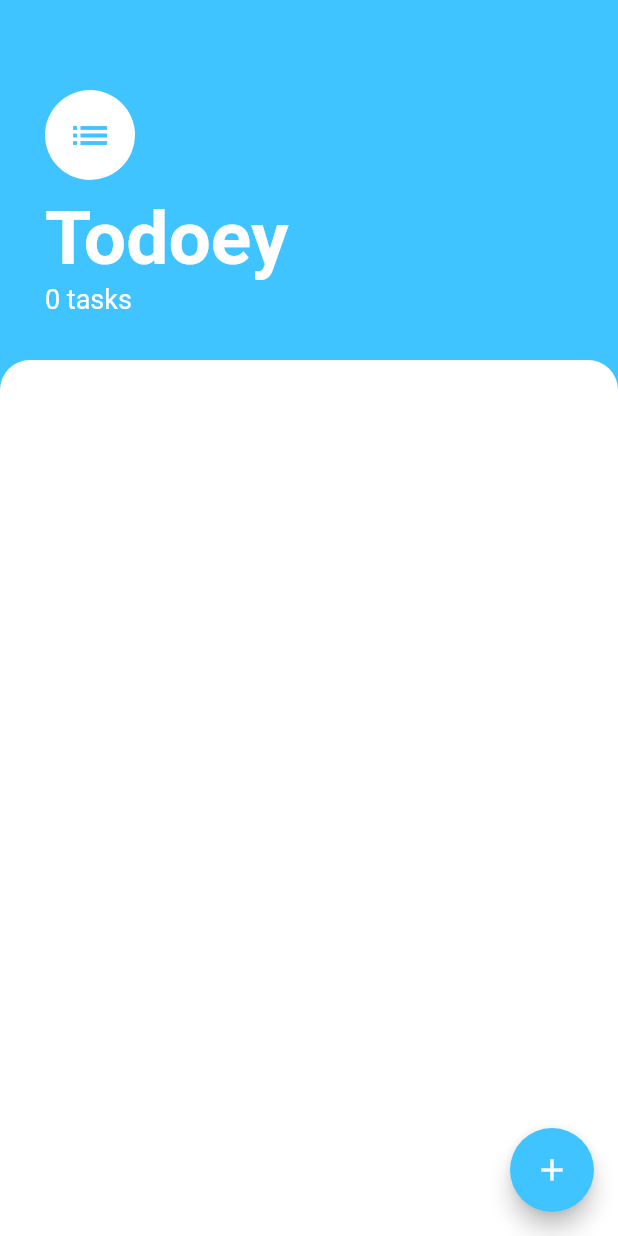
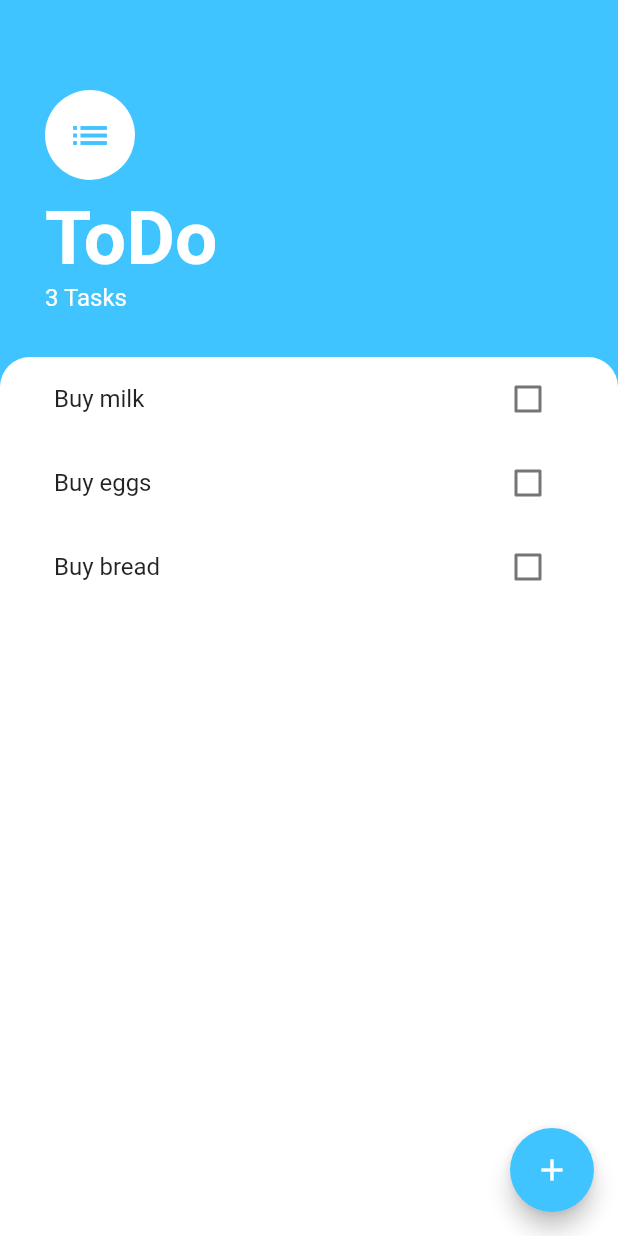
Before and after one commit to lijealso/flutter-dart, a Flutter app: the screen it shows after launch, on a phone screen of 412 x 824 dp. Run offline on Flutter 3.47's test engine with Material 2 defaults, Android fonts, the phone set to English and light mode, and no system bars; our stand-ins replace animated_text_kit, audioplayers, cloud_firestore, firebase_auth, firebase_core, flutter_spinkit and 4 more; accounts and stored records are empty.

Commit message:
Until lesson 209

```diff
--- a/state_management/lib/main.dart
+++ b/state_management/lib/main.dart
@@ -1,17 +1,24 @@
 import 'package:flutter/material.dart';
 import '../screens/tasks_screen.dart';
+import 'package:provider/provider.dart';
+import '../models/task_data.dart';
 
 void main() {
   runApp(const MyApp());
 }
 
 class MyApp extends StatelessWidget {
-  const MyApp({super.key});
+  const MyApp({Key? key}) : super(key: key);
 
   @override
   Widget build(BuildContext context) {
-    return const MaterialApp(
-      home: TasksScreen(),
+    return ChangeNotifierProvider(
+      create: (BuildContext context) {
+        return TaskData();
+      },
+      child: const MaterialApp(
+        home: TasksScreen(),
+      ),
     );
   }
 }
--- a/state_management/lib/models/task.dart
+++ b/state_management/lib/models/task.dart
@@ -1,8 +1,8 @@
 class Task {
-  String? name;
+  String name;
   bool isDone;
 
-  Task({this.name, this.isDone = false});
+  Task({required this.name, this.isDone = false});
 
   void toogleDone() {
     isDone = !isDone;
--- /dev/null
+++ b/state_management/lib/models/task_data.dart
@@ -0,0 +1,35 @@
+import 'package:flutter/foundation.dart';
+import '../models/task.dart';
+import 'dart:collection';
+
+class TaskData extends ChangeNotifier {
+  List<Task> _tasks = [
+    Task(name: 'Buy milk'),
+    Task(name: 'Buy eggs'),
+    Task(name: 'Buy bread'),
+  ];
+
+  UnmodifiableListView<Task> get tasks {
+    return UnmodifiableListView(_tasks);
+  }
+
+  int get taskCount {
+    return _tasks.length;
+  }
+
+  void addTask(String newTaskTitle) {
+    final task = Task(name: newTaskTitle);
+    _tasks.add(task);
+    notifyListeners();
+  }
+
+  void updateTask(Task task) {
+    task.toogleDone();
+    notifyListeners();
+  }
+
+  void deleteTask(Task task) {
+    _tasks.remove(task);
+    notifyListeners();
+  }
+}
--- a/state_management/lib/screens/tasks_screen.dart
+++ b/state_management/lib/screens/tasks_screen.dart
@@ -1,17 +1,23 @@
 import 'package:flutter/material.dart';
 import '../widgets/tasks_list.dart';
 import '../screens/add_task_screen.dart';
-import '../models/task.dart';
+import 'package:provider/provider.dart';
+import '../models/task_data.dart';
 
 class TasksScreen extends StatefulWidget {
-  const TasksScreen({super.key});
+  const TasksScreen({Key? key}) : super(key: key);
 
   @override
   State<TasksScreen> createState() => _TasksScreenState();
 }
 
 class _TasksScreenState extends State<TasksScreen> {
-  List<Task> tasks = [];
+  bool _value = false;
+
+  Widget buildBottomSheet(BuildContext context) {
+    return AddTaskScreen(
+        );
+  }
 
   @override
   Widget build(BuildContext context) {
@@ -20,13 +26,15 @@ class _TasksScreenState extends State<TasksScreen> {
       floatingActionButton: FloatingActionButton(
         onPressed: () {
           showModalBottomSheet(
-              context: context,
-              builder: (context) => AddTaskScreen((newTaskTitle) {
-                    setState(() {
-                      tasks.add(Task(name: '$newTaskTitle'));
-                      Navigator.pop(context);
-                    });
-                  }));
+            isScrollControlled: true,
+            context: context,
+            builder: (context) => SingleChildScrollView(
+              child: Container(
+                  padding: EdgeInsets.only(
+                      bottom: MediaQuery.of(context).viewInsets.bottom),
+                  child: buildBottomSheet(context)),
+            ),
+          );
         },
         backgroundColor: Colors.lightBlueAccent,
         child: const Icon(Icons.add),
@@ -39,7 +47,7 @@ class _TasksScreenState extends State<TasksScreen> {
                 top: 60.0, left: 30.0, right: 30.0, bottom: 30.0),
             child: Column(
               crossAxisAlignment: CrossAxisAlignment.start,
-              children: <Widget>[
+              children: [
                 const CircleAvatar(
                   backgroundColor: Colors.white,
                   radius: 30.0,
@@ -53,26 +61,24 @@ class _TasksScreenState extends State<TasksScreen> {
                   height: 10.0,
                 ),
                 const Text(
-                  'Todoey',
+                  "ToDo",
                   style: TextStyle(
-                    color: Colors.white,
-                    fontSize: 50.0,
-                    fontWeight: FontWeight.w700,
-                  ),
+                      color: Colors.white,
+                      fontSize: 50.0,
+                      fontWeight: FontWeight.w700),
                 ),
                 Text(
-                  '${tasks.length} tasks',
-                  style: const TextStyle(
-                    color: Colors.white,
-                    fontSize: 18,
-                  ),
-                )
+                  "${Provider.of<TaskData>(context).taskCount} Tasks",
+                  style: const TextStyle(color: Colors.white, fontSize: 16.0),
+                ),
               ],
             ),
           ),
           Expanded(
             child: Container(
               padding: const EdgeInsets.symmetric(horizontal: 20.0),
+              // color: Colors.white,
+              //height: 300.0,
               decoration: const BoxDecoration(
                 color: Colors.white,
                 borderRadius: BorderRadius.only(
@@ -80,9 +86,13 @@ class _TasksScreenState extends State<TasksScreen> {
                   topRight: Radius.circular(20.0),
                 ),
               ),
-              child: TasksList(tasks),
+              child: Expanded(
+                child: TasksList(
+                    //tasks: Provider.of<TaskData>(context).tasks,
+                    ),
+              ),
             ),
-          ),
+          )
         ],
       ),
     );
--- a/state_management/lib/widgets/tasks_list.dart
+++ b/state_management/lib/widgets/tasks_list.dart
@@ -1,32 +1,32 @@
 import 'package:flutter/material.dart';
 import '../widgets/tasks_tile.dart';
-import '../models/task.dart';
+import 'package:provider/provider.dart';
+import '../models/task_data.dart';
 
-class TasksList extends StatefulWidget {
-  final List<Task> tasks;
-
-  const TasksList(this.tasks, {super.key});
+class TasksList extends StatelessWidget {
+  const TasksList({super.key});
 
   @override
-  State<TasksList> createState() => _TasksListState();
-}
-
-class _TasksListState extends State<TasksList> {
-  @override
   Widget build(BuildContext context) {
-    return ListView.builder(
-      itemBuilder: (context, index) {
-        return TaskTile(
-          taskTitle: widget.tasks[index].name,
-          isChecked: widget.tasks[index].isDone,
-          checkboxCallback: (checkboxState) {
-            setState(() {
-              widget.tasks[index].toogleDone();
-            });
+    return Consumer<TaskData>(
+      builder: (context, taskData, child) {
+        return ListView.builder(
+          itemBuilder: (context, index) {
+            final task = taskData.tasks[index];
+            return TaskTile(
+              taskTitle: task.name,
+              isChecked: task.isDone,
+              checkboxCallback: (checkboxState) {
+                taskData.updateTask(task);
+              },
+              longPressCallback: () {
+                taskData.deleteTask(task);
+              },
+            );
           },
+          itemCount: taskData.taskCount,
         );
       },
-      itemCount: widget.tasks.length,
     );
   }
 }
--- a/state_management/lib/widgets/tasks_tile.dart
+++ b/state_management/lib/widgets/tasks_tile.dart
@@ -1,25 +1,31 @@
 import 'package:flutter/material.dart';
 
 class TaskTile extends StatelessWidget {
-  final bool? isChecked;
-  final String? taskTitle;
+  final bool isChecked;
+  final String taskTitle;
   final Function(bool?)? checkboxCallback;
+  final Function()? longPressCallback;
 
-  const TaskTile({super.key, this.isChecked, this.taskTitle, required this.checkboxCallback});
+  const TaskTile(
+      {super.key, required this.isChecked,
+      required this.taskTitle,
+      required this.checkboxCallback,
+      required this.longPressCallback});
 
   @override
   Widget build(BuildContext context) {
     return ListTile(
+      onLongPress: longPressCallback,
       title: Text(
-          taskTitle!,
+        taskTitle,
         style: TextStyle(
-            decoration: isChecked == true ? TextDecoration.lineThrough : null,
-          ),
+            decoration: isChecked ? TextDecoration.lineThrough : null),
       ),
       trailing: Checkbox(
+        activeColor: Colors.lightBlueAccent,
         value: isChecked,
         onChanged: checkboxCallback,
-          activeColor: Colors.lightBlueAccent,
-        ));
+      ),
+    );
   }
 }
```
Also changed, not shown: state_management/lib/screens/add_task_screen.dart (+53 -24 lines). Lines whose indentation alone changed are shown as unchanged.
